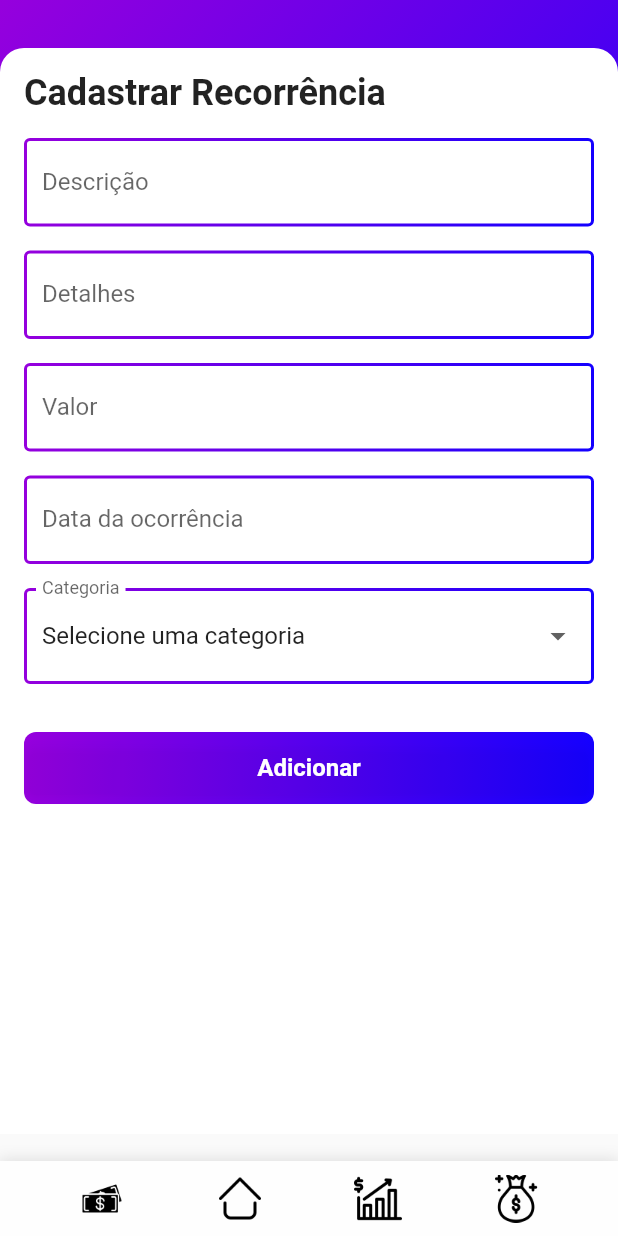
After one commit to helder-luan/finances, a Flutter app: the CadastroRecorrente screen opened directly, on a phone screen of 412 x 824 dp. The commit adds this screen. Run offline on Flutter 3.47's test engine with Material 2 defaults, Android fonts, the light colour scheme and no system bars; our stand-ins replace gradient_borders, motion_toast, sqflite, toast; missing offline and left inert: mask, validatorless; accounts and stored records are empty.

Commit message:
ajustes e merges

```diff
--- /dev/null
+++ b/lib/src/ui/screens/Gasto/GastoFlow/Recorrente/cadastro.dart
@@ -0,0 +1,165 @@
+import 'package:finances/src/controllers/categoria_controller.dart';
+import 'package:finances/src/controllers/gasto_controller.dart';
+import 'package:finances/src/core/app_colors.dart';
+import 'package:finances/src/ui/components/BottomMenu/index.dart';
+import 'package:finances/src/ui/components/Button/index.dart';
+import 'package:finances/src/ui/components/Form/DatePicker/index.dart';
+import 'package:finances/src/ui/components/Form/Dropdown/index.dart';
+import 'package:finances/src/ui/components/Form/Input/index.dart';
+import 'package:finances/src/ui/components/TextComponent/index.dart';
+import 'package:finances/src/ui/screens/Gasto/GastoFlow/Recorrente/index.dart';
+import 'package:flutter/material.dart';
+import 'package:mask/mask/mask.dart';
+import 'package:toast/toast.dart';
+
+class CadastroRecorrente extends StatefulWidget {
+  const CadastroRecorrente({super.key});
+
+  @override
+  State<CadastroRecorrente> createState() => _CadastroRecorrenteState();
+}
+
+class _CadastroRecorrenteState extends State<CadastroRecorrente> {
+  final GastoController _gastoController = GastoController();
+  final CategoriaController _categoriaController = CategoriaController();
+
+  List<Map<dynamic, String>> categorias = [];
+
+  Future<void> montaListaCategorias() async {
+    categorias = [{'value': '', 'label': 'Selecione uma categoria'}];
+
+    await _categoriaController.getCategorias();
+
+    for (var categoria in _categoriaController.dataSourceCategoria) {
+      categorias.add({
+        'value': categoria.idCategoria.toString(),
+        'label': categoria.descricao
+      });
+    }
+  }
+
+  @override
+  Widget build(BuildContext context) {
+    return Scaffold(
+      body: SafeArea(
+        child: SingleChildScrollView(
+          child: Container(
+            decoration: const BoxDecoration(
+              gradient: AppColors.gradient,
+            ),
+            child: Column(
+              children: [
+                Container(
+                  margin: const EdgeInsets.only(top: 32.0),
+                  padding: const EdgeInsets.all(16.0),
+                  height: MediaQuery.of(context).size.height - 100,
+                  width: MediaQuery.of(context).size.width,
+                  decoration: const BoxDecoration(
+                    color: Colors.white,
+                    borderRadius: BorderRadius.only(
+                      topLeft: Radius.circular(16.0),
+                      topRight: Radius.circular(16.0),
+                    ),
+                  ),
+                  child: Column(
+                    crossAxisAlignment: CrossAxisAlignment.start,
+                    children: [
+                      Container(
+                        margin: const EdgeInsets.only(bottom: 16.0),
+                        child: const Text(
+                          'Cadastrar Recorrência',
+                          style: TextStyle(
+                            fontSize: 24.0,
+                            fontWeight: FontWeight.bold,
+                          ),
+                        ),
+                      ),
+                      Form(
+                        child: Column(
+                          children: [
+                            FormInputComponent(
+                              label: 'Descrição',
+                              controller: _gastoController.descricao,
+                            ),
+                            FormInputComponent(
+                              label: 'Detalhes',
+                              controller: _gastoController.detalhes,
+                            ),
+                            FormInputComponent(
+                              label: 'Valor',
+                              keyboardType: TextInputType.number,
+                              formatters: [Mask.money()],
+                              controller: _gastoController.valor,
+                            ),
+                            FormDatePickerComponent(
+                              label: 'Data da ocorrência',
+                              controller: _gastoController.dataOcorrencia,
+                            ),
+                            FutureBuilder(
+                              future: montaListaCategorias(),
+                              builder: (context, snapshot) {
+                                if (snapshot.connectionState == ConnectionState.waiting) {
+                                  return const CircularProgressIndicator();
+                                } else if (snapshot.hasError) {
+                                  return const Text('Erro ao carregar categorias');
+                                }
+
+                                return FormDropdownComponent(
+                                  label: 'Categoria',
+                                  items: categorias,
+                                  startValue: '',
+                                  onChanged: (value) {
+                                    _gastoController.idCategoria.text = value;
+                                  },
+                                );
+                              }
+                            ),
+                            Container(
+                              margin: const EdgeInsets.only(top: 16.0),
+                              width: MediaQuery.of(context).size.width - 32,
+                              decoration: const BoxDecoration(
+                                gradient: AppColors.gradient,
+                                borderRadius: BorderRadius.all(Radius.circular(8.0)),
+                              ),
+                              child: ButtonComponent(
+                                onPressed: () async {
+                                  await _gastoController.cadastrarRecorrente()
+                                    .then((value) {
+                                      Navigator.push(
+                                        context,
+                                        MaterialPageRoute(
+                                          builder: (context) => const CobrancaRecorrenteScreen(),
+                                        ),
+                                      );
+
+                                      ToastContext().context = context;
+
+                                      Toast.show(
+                                        'Recorrência cadastrada com sucesso',
+                                        duration: 3,
+                                        gravity: Toast.bottom,
+                                      );
+                                    });
+                                },
+                                child: TextComponent(
+                                  text: 'Adicionar',
+                                  weight: FontWeight.bold,
+                                  color: Colors.white,
+                                ),
+                              ),
+                            ),
+                          ],
+                        ),
+                      ),
+                    ],
+                  ),
+                ),
+              ],
+            )
+          ),
+        ),
+      ),
+      bottomNavigationBar: const BottomMenu(),
+    );
+  }
+}
--- a/lib/src/ui/screens/Gasto/GastoFlow/Recorrente/index.dart
+++ b/lib/src/ui/screens/Gasto/GastoFlow/Recorrente/index.dart
@@ -114,9 +114,9 @@ class _CobrancaRecorrenteScreenState extends State<CobrancaRecorrenteScreen> {
                                                   ),
                                                   TextButton(
                                                     onPressed: () async {
-                                                      var transacao = historico[index];
+                                                      Lancamento lancamento = historico[index];
 
-                                                      await _gastoController.excluirCobrancaRecorrente(transacao)
+                                                      await _gastoController.excluirCobrancaRecorrente(lancamento.idLancamento.toString())
                                                       .then((value) => {
                                                         Navigator.pop(context),
                                                         MotionToast.success(
--- a/pubspec.yaml
+++ b/pubspec.yaml
@@ -50,6 +50,7 @@ dependencies:
   sqflite: ^2.2.4+1
   path: ^1.8.2
   crypto: ^3.0.2
+  toast: ^0.3.0
 
 dev_dependencies:
   flutter_test:
```
Also changed, not shown: lib/src/controllers/gasto_controller.dart (+21 -2 lines), pubspec.lock.
